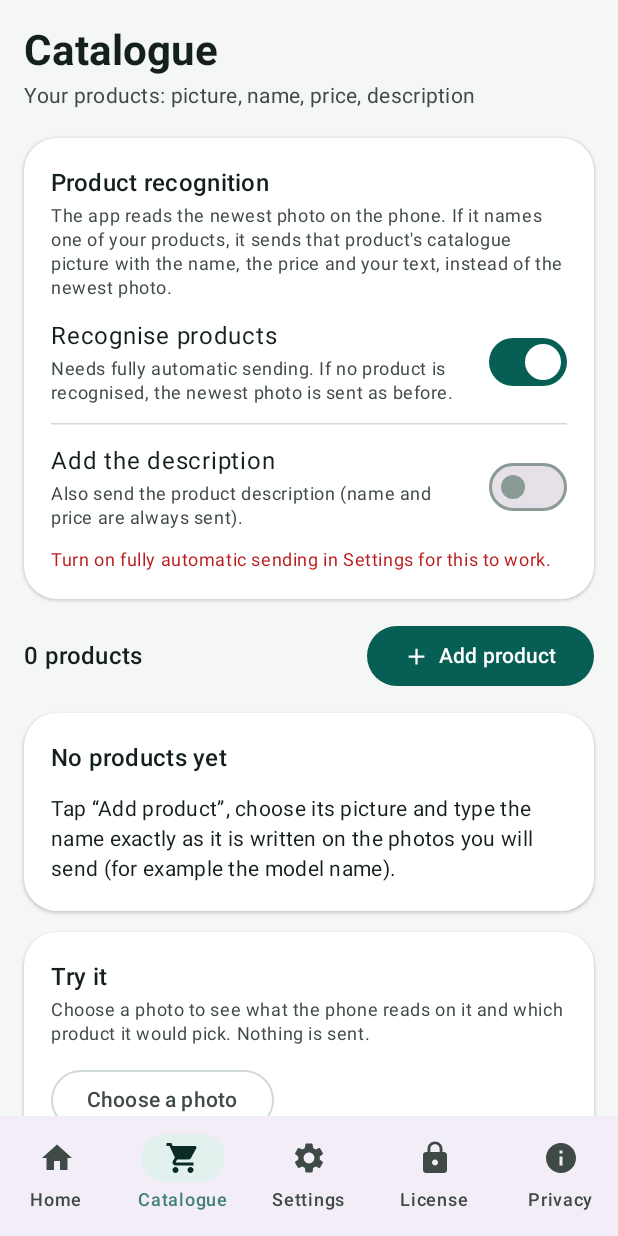
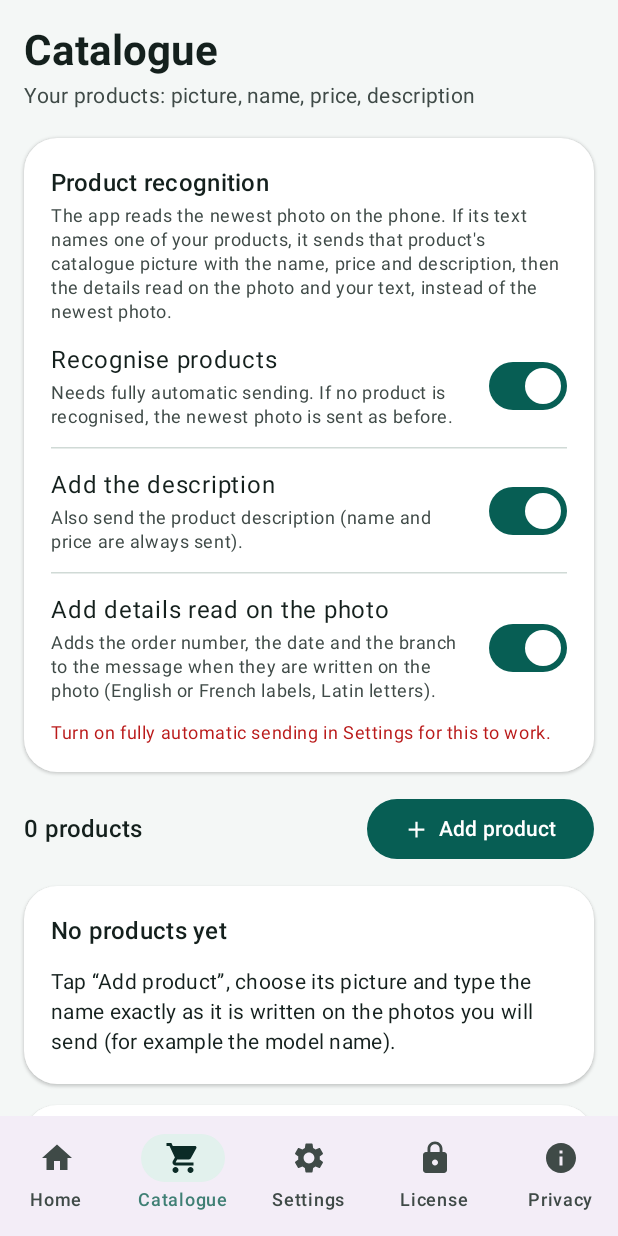
Before and after one commit to SmartManagerCRM/WhatsApp-shoot, an Android app built with Jetpack Compose: the screen it shows after launch (MainActivity), item 2 of the bottom bar chosen, on a phone screen of 412 x 824 dp. Run offline under Robolectric (Android 15) with nearby library versions, the phone set to English and light mode, and no system bars; libraries missing offline, so code that uses them is left out: com.google.mlkit.vision; 1 statement that could not run was skipped.

Commit message:
Catalogue: send the product picture again; add order number, date and branch read on the photo to the message; description on by default; v1.6.0
Co-Authored-By: Claude Sonnet 5.5 <noreply@anthropic.com>
Claude-Session: https://claude.ai/code/session_01A9iYjnC7JzJzMobFrRscJi

```diff
--- a/app/src/main/java/com/smartmanager/whatsappshoot/logic/Settings.kt
+++ b/app/src/main/java/com/smartmanager/whatsappshoot/logic/Settings.kt
@@ -49,7 +49,9 @@ data class AutomationSettings(
     /** Catalogue: read the newest photo, and when it names a catalogue product send that product's registered picture instead. */
     val catalogueEnabled: Boolean = true,
     /** Catalogue caption: also add the product description (name and price are always added). */
-    val captionIncludeDescription: Boolean = false,
+    val captionIncludeDescription: Boolean = true,
+    /** Catalogue / details: add the order number, date and branch read on the photo to the message. */
+    val captionIncludeDetails: Boolean = true,
 ) {
     /** Short settle time before an AUTOMATIC capture so the conversation has finished rendering. */
     val effectiveDelayMs: Long
--- a/app/src/main/java/com/smartmanager/whatsappshoot/platform/SettingsStore.kt
+++ b/app/src/main/java/com/smartmanager/whatsappshoot/platform/SettingsStore.kt
@@ -39,7 +39,8 @@ class SettingsStore(context: Context) {
             .putBoolean("landingFirst", next.landingGalleryFirst)
             .putString("caption", next.captionText)
             .putBoolean("catalogue", next.catalogueEnabled)
-            .putBoolean("capDesc", next.captionIncludeDescription)
+            .putBoolean("capDesc2", next.captionIncludeDescription)
+            .putBoolean("capDet", next.captionIncludeDetails)
             .putInt("settingsVersion", 2)
             .apply()
         _flow.value = next
@@ -66,7 +67,8 @@ class SettingsStore(context: Context) {
             landingGalleryFirst = prefs.getBoolean("landingFirst", d.landingGalleryFirst),
             captionText = prefs.getString("caption", null) ?: d.captionText,
             catalogueEnabled = prefs.getBoolean("catalogue", d.catalogueEnabled),
-            captionIncludeDescription = prefs.getBoolean("capDesc", d.captionIncludeDescription),
+            captionIncludeDescription = prefs.getBoolean("capDesc2", d.captionIncludeDescription),
+            captionIncludeDetails = prefs.getBoolean("capDet", d.captionIncludeDetails),
         )
     }
 
--- a/app/src/main/java/com/smartmanager/whatsappshoot/ui/CatalogueScreen.kt
+++ b/app/src/main/java/com/smartmanager/whatsappshoot/ui/CatalogueScreen.kt
@@ -48,6 +48,7 @@ import androidx.compose.ui.unit.dp
 import androidx.lifecycle.compose.collectAsStateWithLifecycle
 import com.smartmanager.whatsappshoot.R
 import com.smartmanager.whatsappshoot.logic.Product
+import com.smartmanager.whatsappshoot.logic.ScannedDetails
 import com.smartmanager.whatsappshoot.platform.AppGraph
 import com.smartmanager.whatsappshoot.platform.CatalogueStore
 import kotlinx.coroutines.Dispatchers
@@ -71,6 +72,8 @@ fun CatalogueScreen(graph: AppGraph) {
             SwitchSetting(stringResource(R.string.c_recog_switch), stringResource(R.string.c_recog_switch_help), settings.catalogueEnabled) { b -> graph.settings.update { it.copy(catalogueEnabled = b) } }
             RowDivider()
             SwitchSetting(stringResource(R.string.c_desc_switch), stringResource(R.string.c_desc_switch_help), settings.captionIncludeDescription) { b -> graph.settings.update { it.copy(captionIncludeDescription = b) } }
+            RowDivider()
+            SwitchSetting(stringResource(R.string.c_det_switch), stringResource(R.string.c_det_switch_help), settings.captionIncludeDetails) { b -> graph.settings.update { it.copy(captionIncludeDetails = b) } }
             if (settings.catalogueEnabled && !settings.fullyAutomaticSend) {
                 Text(stringResource(R.string.c_needs_auto), style = MaterialTheme.typography.bodySmall, color = MaterialTheme.colorScheme.error)
             }
@@ -177,18 +180,18 @@ private fun ProductDialog(graph: AppGraph, product: Product?, onClose: () -> Uni
 @Composable
 private fun TryItCard(graph: AppGraph) {
     var busy by remember { mutableStateOf(false) }
-    var result by remember { mutableStateOf<Pair<String?, Product?>?>(null) }
+    var result by remember { mutableStateOf<Triple<String?, Product?, ScannedDetails?>?>(null) }
     val picker = rememberLauncherForActivityResult(ActivityResultContracts.PickVisualMedia()) { uri ->
         if (uri != null) {
             busy = true; result = null
-            graph.recognizer.test(uri) { text, product -> busy = false; result = text to product }
+            graph.recognizer.test(uri) { text, product, details -> busy = false; result = Triple(text, product, details) }
         }
     }
     SectionCard(stringResource(R.string.c_test_title), stringResource(R.string.c_test_sub)) {
         OutlinedButton(enabled = !busy, onClick = { picker.launch(PickVisualMediaRequest(ActivityResultContracts.PickVisualMedia.ImageOnly)) }) {
             Text(stringResource(if (busy) R.string.c_test_busy else R.string.c_test_button))
         }
-        result?.let { (text, product) ->
+        result?.let { (text, product, details) ->
             when {
                 text == null -> Text(stringResource(R.string.c_test_failed), color = MaterialTheme.colorScheme.error, style = MaterialTheme.typography.bodyMedium)
                 else -> {
@@ -197,6 +200,15 @@ private fun TryItCard(graph: AppGraph) {
                         if (product != null) stringResource(R.string.c_test_match, product.name) else stringResource(R.string.c_test_nomatch),
                         style = MaterialTheme.typography.titleSmall, color = if (product != null) MaterialTheme.colorScheme.primary else MaterialTheme.colorScheme.onSurfaceVariant,
                     )
+                    val parts = listOfNotNull(
+                        details?.orderNumber?.let { stringResource(R.string.d_label_order) + ": " + it },
+                        details?.date?.let { stringResource(R.string.d_label_date) + ": " + it },
+                        details?.branch?.let { stringResource(R.string.d_label_branch) + ": " + it },
+                    )
+                    Text(
+                        if (parts.isEmpty()) stringResource(R.string.c_test_nodetails) else stringResource(R.string.c_test_details, parts.joinToString(" · ")),
+                        style = MaterialTheme.typography.bodySmall,
+                    )
                 }
             }
         }
--- a/app/src/main/res/values/strings.xml
+++ b/app/src/main/res/values/strings.xml
@@ -308,7 +308,7 @@
     <string name="c_title">Catalogue</string>
     <string name="c_subtitle">Your products: picture, name, price, description</string>
     <string name="c_recog_title">Product recognition</string>
-    <string name="c_recog_sub">The app reads the newest photo on the phone. If it names one of your products, it sends that product\'s catalogue picture with the name, the price and your text, instead of the newest photo.</string>
+    <string name="c_recog_sub">The app reads the newest photo on the phone. If its text names one of your products, it sends that product\'s catalogue picture with the name, price and description, then the details read on the photo and your text, instead of the newest photo.</string>
     <string name="c_recog_switch">Recognise products</string>
     <string name="c_recog_switch_help">Needs fully automatic sending. If no product is recognised, the newest photo is sent as before.</string>
     <string name="c_desc_switch">Add the description</string>
@@ -341,4 +341,11 @@
     <string name="c_test_match">Product: %1$s</string>
     <string name="c_test_nomatch">No product matches.</string>
     <string name="status_product_failed">A product was recognised but its catalogue picture could not be prepared. Nothing was sent.</string>
+    <string name="d_label_order">Order no.</string>
+    <string name="d_label_date">Date</string>
+    <string name="d_label_branch">Branch</string>
+    <string name="c_det_switch">Add details read on the photo</string>
+    <string name="c_det_switch_help">Adds the order number, the date and the branch to the message when they are written on the photo (English or French labels, Latin letters).</string>
+    <string name="c_test_details">Details: %1$s</string>
+    <string name="c_test_nodetails">No order number, date or branch found.</string>
 </resources>
```
Also changed, not shown: app/src/main/java/com/smartmanager/whatsappshoot/logic/AutomationController.kt (+6 -1 lines), app/src/main/java/com/smartmanager/whatsappshoot/logic/Catalogue.kt (+11 -2 lines), app/src/main/java/com/smartmanager/whatsappshoot/logic/ScannedDetails.kt (added, +64 -0 lines), app/src/main/java/com/smartmanager/whatsappshoot/platform/CatalogueRecognizer.kt (+25 -8 lines), 8 other files.
